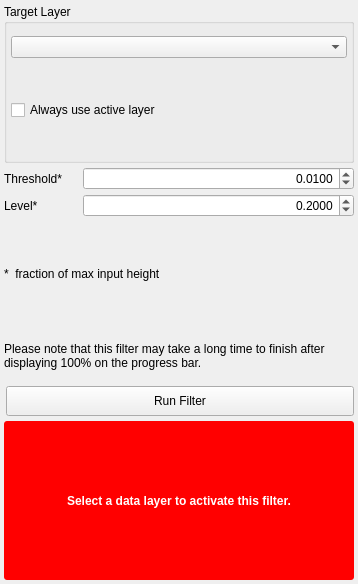
SCIInstitute/Seg3D, file src/Interface/ToolInterface/WatershedFilterInterface.ui: the form before one commit.
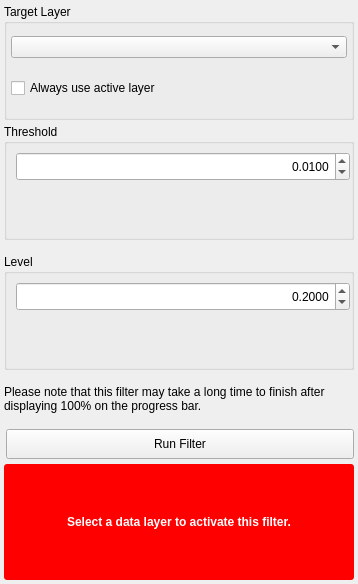
The form after the commit. Custom widgets are drawn as their Qt base class.

Commit message: Utilize built in debug methods.  Need to make threshold and level ui scale horizontally.  Not working on my build.

```diff
--- a/src/Interface/ToolInterface/WatershedFilterInterface.ui
+++ b/src/Interface/ToolInterface/WatershedFilterInterface.ui
@@ -128,33 +128,53 @@
     </widget>
    </item>
    <item>
-    <layout class="QVBoxLayout" name="waterhsedFilterParam_box">
-     <item>
-      <layout class="QHBoxLayout" name="threshold">
-       <item>
-        <widget class="QLabel" name="watershedThreshold_label">
+    <widget class="QGroupBox" name="groupBox">
          <property name="sizePolicy">
-          <sizepolicy hsizetype="Minimum" vsizetype="Preferred">
+      <sizepolicy hsizetype="Preferred" vsizetype="Preferred">
            <horstretch>0</horstretch>
            <verstretch>0</verstretch>
           </sizepolicy>
          </property>
+     <property name="minimumSize">
+      <size>
+       <width>0</width>
+       <height>50</height>
+      </size>
+     </property>
          <property name="maximumSize">
           <size>
-           <width>75</width>
+       <width>16777215</width>
            <height>16777215</height>
           </size>
          </property>
-         <property name="text">
-          <string>Threshold* </string>
-         </property>
-        </widget>
-       </item>
-       <item>
+     <property name="toolTip">
+      <string>The absolute minimum height value used during processing.
+Unit used is the fraction of the original image's maximum height value.</string>
+     </property>
+     <property name="title">
+      <string>Threshold</string>
+     </property>
         <widget class="QDoubleSpinBox" name="watershedThreshold_val">
          <property name="enabled">
           <bool>true</bool>
          </property>
+      <property name="geometry">
+       <rect>
+        <x>12</x>
+        <y>28</y>
+        <width>334</width>
+        <height>29</height>
+       </rect>
+      </property>
+      <property name="sizePolicy">
+       <sizepolicy hsizetype="Ignored" vsizetype="Fixed">
+        <horstretch>0</horstretch>
+        <verstretch>0</verstretch>
+       </sizepolicy>
+      </property>
+      <property name="toolTip">
+       <string/>
+      </property>
          <property name="alignment">
           <set>Qt::AlignRight|Qt::AlignTrailing|Qt::AlignVCenter</set>
          </property>
@@ -171,26 +191,60 @@
           <double>0.010000000000000</double>
          </property>
         </widget>
-       </item>
-      </layout>
+    </widget>
+   </item>
+   <item>
+    <spacer name="horizontalSpacer">
+     <property name="orientation">
+      <enum>Qt::Horizontal</enum>
+     </property>
+     <property name="sizeHint" stdset="0">
+      <size>
+       <width>40</width>
+       <height>10</height>
+      </size>
+     </property>
+    </spacer>
      </item>
      <item>
-      <layout class="QHBoxLayout" name="level">
-       <item>
-        <widget class="QLabel" name="watershedLevel_label">
+    <widget class="QGroupBox" name="groupBox_2">
+     <property name="minimumSize">
+      <size>
+       <width>0</width>
+       <height>50</height>
+      </size>
+     </property>
          <property name="maximumSize">
           <size>
-           <width>75</width>
+       <width>16777215</width>
            <height>16777215</height>
           </size>
          </property>
-         <property name="text">
-          <string>Level*</string>
-         </property>
-        </widget>
-       </item>
-       <item>
+     <property name="toolTip">
+      <string>The depth of metaphorical flooding of the image.
+Unit used is the fraction of the original image's maximum height value.</string>
+     </property>
+     <property name="title">
+      <string>Level</string>
+     </property>
         <widget class="QDoubleSpinBox" name="watershedLevel_val">
+      <property name="geometry">
+       <rect>
+        <x>12</x>
+        <y>28</y>
+        <width>334</width>
+        <height>29</height>
+       </rect>
+      </property>
+      <property name="sizePolicy">
+       <sizepolicy hsizetype="Ignored" vsizetype="Fixed">
+        <horstretch>0</horstretch>
+        <verstretch>0</verstretch>
+       </sizepolicy>
+      </property>
+      <property name="toolTip">
+       <string/>
+      </property>
          <property name="alignment">
           <set>Qt::AlignRight|Qt::AlignTrailing|Qt::AlignVCenter</set>
          </property>
@@ -207,17 +261,7 @@
           <double>0.200000000000000</double>
          </property>
         </widget>
-       </item>
-      </layout>
-     </item>
-     <item>
-      <widget class="QLabel" name="label">
-       <property name="text">
-        <string>*  fraction of max input height</string>
-       </property>
-      </widget>
-     </item>
-    </layout>
+    </widget>
    </item>
    <item>
     <widget class="QLabel" name="label_2">
```
Left out of the diff: 39 changed lines with no effect on the pictures. Lines whose indentation alone changed are shown as unchanged. The commit also changes 1 other file.
